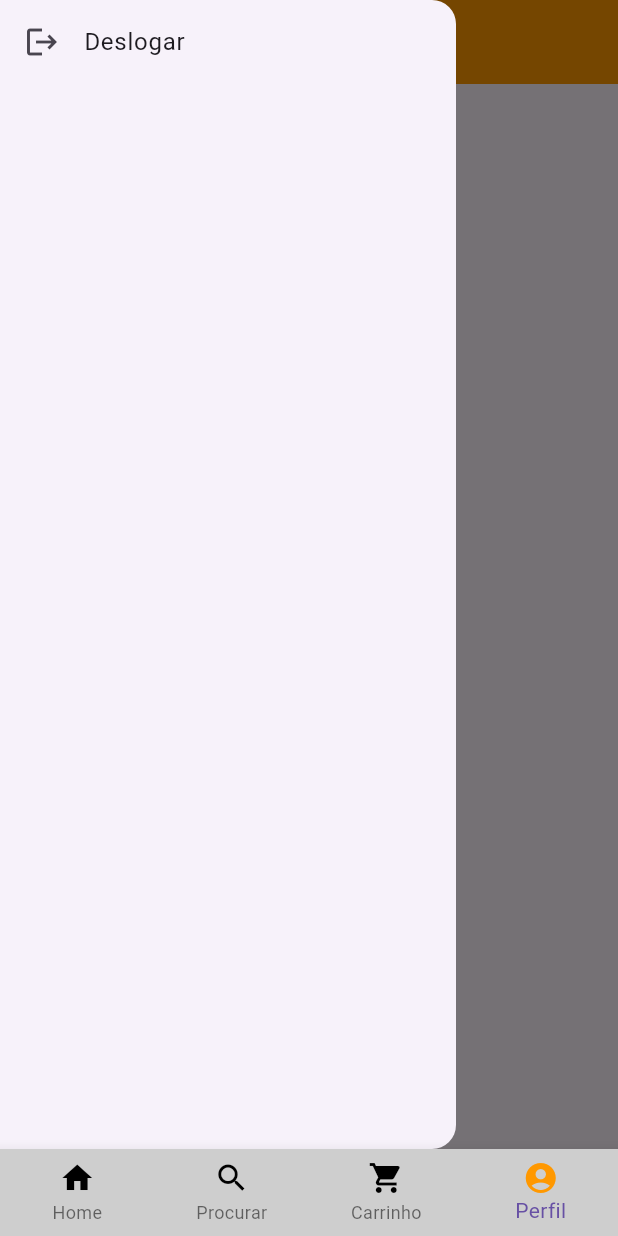
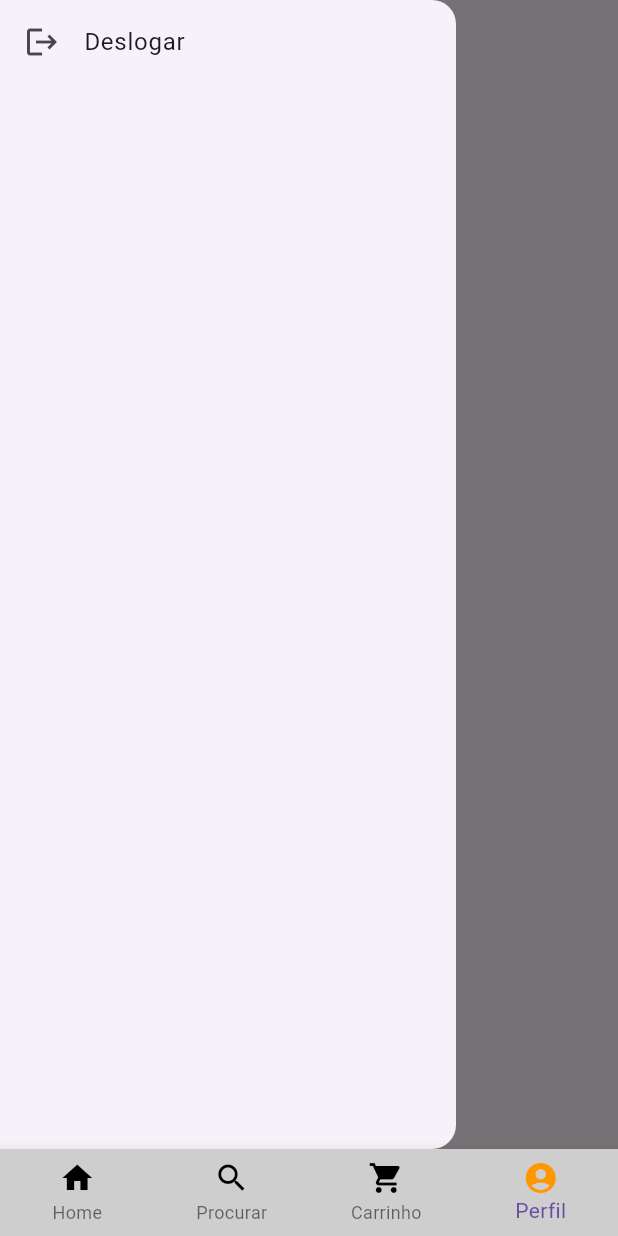
Before and after one commit to theusodev/unasp_fome_app, a Flutter app: the screen it shows once a user with an empty profile is signed in, item 4 of the bottom bar chosen, with the side drawer open, on a phone screen of 412 x 824 dp. Run offline on Flutter 3.47's test engine with Material 3 defaults, Android fonts, the phone set to English and light mode, and no system bars; our stand-ins replace firebase_auth, firebase_core, form_field_validator, google_sign_in; accounts and stored records are empty.

Commit message:
branch Yolanda adicionada, meu perfil screen atualizado

```diff
--- a/lib/view/home_page.dart
+++ b/lib/view/home_page.dart
@@ -2,7 +2,6 @@ import 'package:flutter/material.dart';
 import 'package:flutter/material.dart%20';
 import 'package:google_sign_in/google_sign_in.dart';
 import 'package:unasp_fome_app/services/autenticacao_service.dart';
-import 'package:unasp_fome_app/view/NewPageScreen.dart';
 import 'package:unasp_fome_app/view/cart_page.dart';
 import 'package:unasp_fome_app/view/initial_page.dart';
 import 'package:unasp_fome_app/view/profile_page.dart';
--- a/lib/view/profile_page.dart
+++ b/lib/view/profile_page.dart
@@ -9,8 +9,11 @@ class Profilepage extends StatelessWidget {
   Widget build(BuildContext context) {
     return Scaffold(
       appBar: AppBar(
-        title: const Text("Tela de perfil"),
-        backgroundColor: Colors.orange,
+        title: Text("Meu perfil",
+        style: TextStyle(fontSize: 36,
+        fontWeight: FontWeight.bold),),
+        backgroundColor: Colors.transparent,
+        elevation: 0,
       ),
       drawer: Drawer(
         child: ListView(children: [
```
Also changed, not shown: lib/view/NewPageScreen.dart (deleted, +0 -16 lines).
